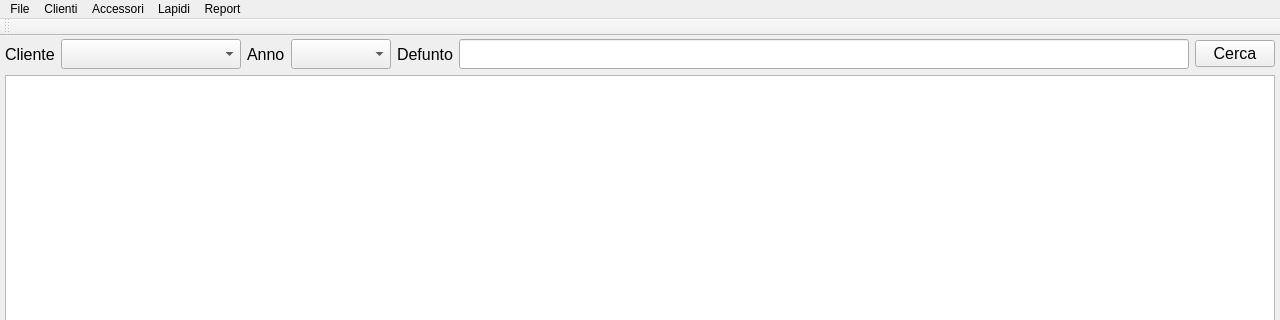
The window that funeraria.ui (LuigiCaradonna/funeraria) describes before a commit, drawn with Qt 5; both pictures show x 0 to 1280 and y 0 to 320 of the 1280 by 800 pixel window.
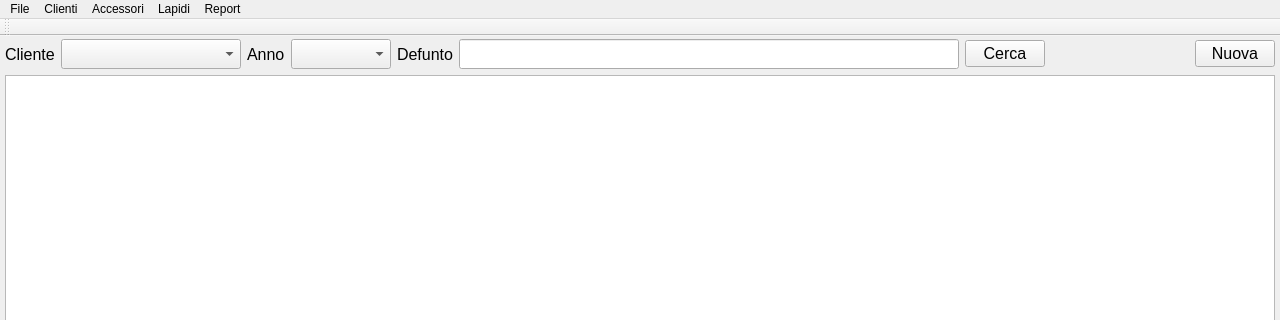
The same window after the commit.

Commit message: Added a button to   create a new tomb

```diff
--- a/funeraria.ui
+++ b/funeraria.ui
@@ -161,7 +161,7 @@
          <widget class="QLineEdit" name="leDeceased">
           <property name="minimumSize">
            <size>
-            <width>0</width>
+            <width>500</width>
             <height>30</height>
            </size>
           </property>
@@ -190,6 +190,34 @@
           </property>
          </widget>
         </item>
+        <item>
+         <spacer name="horizontalSpacer">
+          <property name="orientation">
+           <enum>Qt::Horizontal</enum>
+          </property>
+          <property name="sizeHint" stdset="0">
+           <size>
+            <width>40</width>
+            <height>20</height>
+           </size>
+          </property>
+         </spacer>
+        </item>
+        <item>
+         <widget class="QPushButton" name="btnNewTomb">
+          <property name="font">
+           <font>
+            <pointsize>12</pointsize>
+           </font>
+          </property>
+          <property name="toolTip">
+           <string>Nuova lapide</string>
+          </property>
+          <property name="text">
+           <string>Nuova</string>
+          </property>
+         </widget>
+        </item>
        </layout>
       </item>
       <item>
```
The commit also changes 1 other file.
